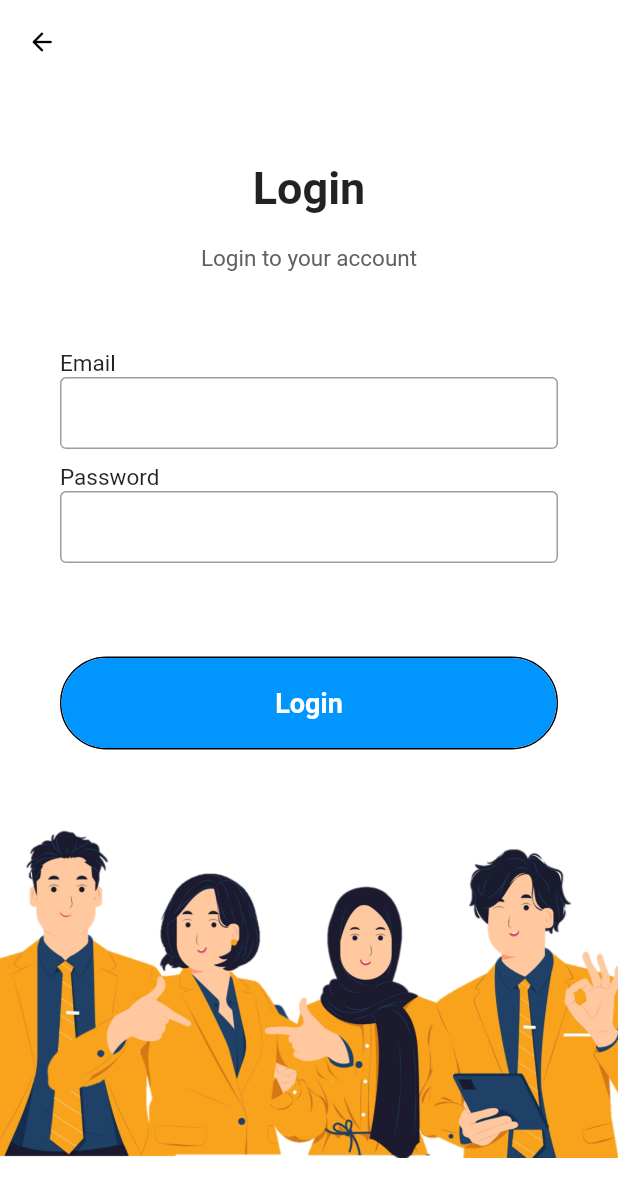
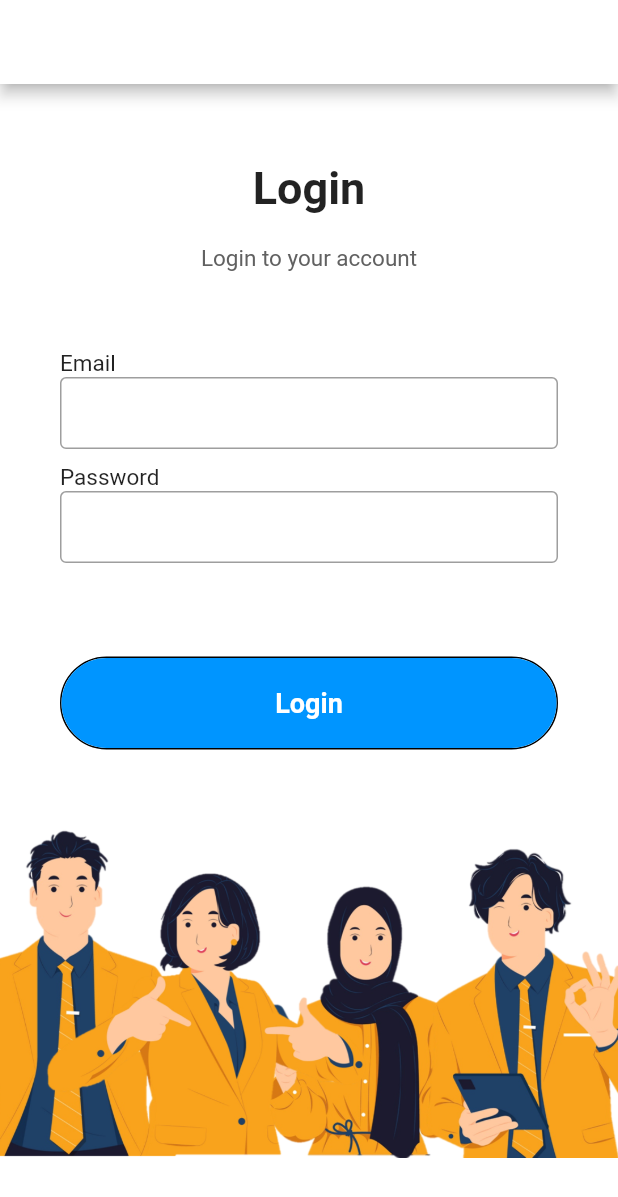
Before and after one commit to Adilahusin/MSQ-App, a Flutter app: the screen it shows after launch, after a tap on "Login", on a phone screen of 412 x 824 dp. Shown: the top 1197 px of the screen. Run offline on Flutter 3.47's test engine with Material 2 defaults, Android fonts, the light colour scheme and no system bars.

Commit message:
modified:   msq/lib/main.dart 	modified:   msq/lib/pages/homepage.dart 	modified:   msq/lib/pages/login.dart     modified:   msq/lib/question_model.dart

```diff
--- a/msq/lib/pages/homepage.dart
+++ b/msq/lib/pages/homepage.dart
@@ -1,5 +1,5 @@
 import 'package:flutter/material.dart';
-import 'package:msq/main.dart';
+import 'package:msq/pages/login.dart';
 import 'package:msq/question_model.dart';
 
 class HomePage extends StatelessWidget {
@@ -20,7 +20,7 @@ class HomePage extends StatelessWidget {
           onPressed: (){
             Navigator.push(
               context, MaterialPageRoute(
-                builder: (context) => const Index()));
+                builder: (context) => const LoginPage()));
                     },
           ),
         ],
--- a/msq/lib/pages/login.dart
+++ b/msq/lib/pages/login.dart
@@ -1,4 +1,5 @@
 import 'package:flutter/material.dart';
+import 'package:msq/main.dart';
 import 'package:msq/pages/homepage.dart';
 
 class LoginPage extends StatelessWidget {
@@ -10,18 +11,14 @@ class LoginPage extends StatelessWidget {
       resizeToAvoidBottomInset: false,
       backgroundColor: Colors.white,
       appBar: AppBar(
-        elevation: 0,
         backgroundColor: Colors.white,
-        leading: IconButton(
+        leading: IconButton(icon: const Icon(Icons.arrow_back_rounded),
           onPressed: (){
-            Navigator.pop(context);
-          },
-
-          icon: const Icon(Icons.arrow_back_rounded,
-          size: 20,
-          color: Colors.black,
+            Navigator.push(
+              context, MaterialPageRoute(
+                builder: (context) => const Index()));
+                    },
           ),
-        ),
       ),
 
       body: Container(
```
Also changed, not shown: msq/lib/main.dart (+5 -6 lines), msq/lib/question_model.dart (+14 -1 lines).
